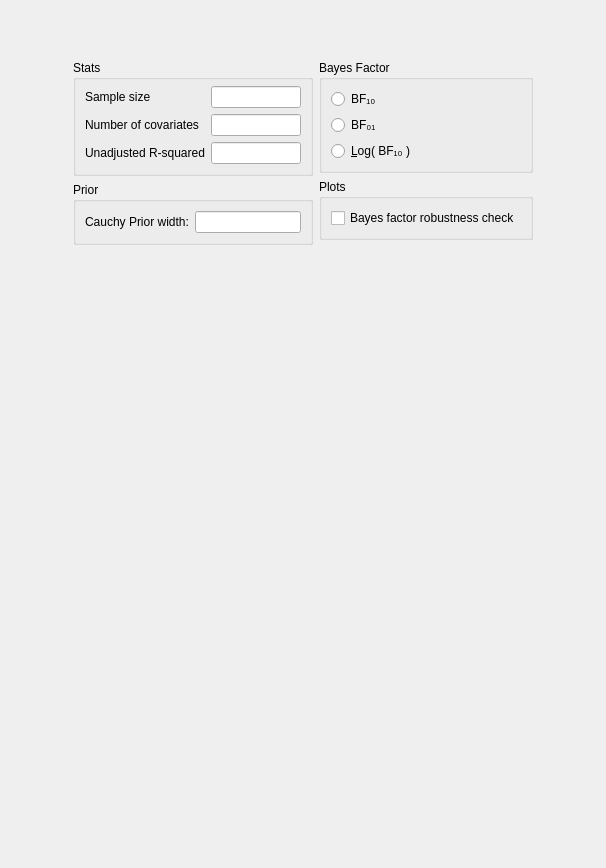
Above: JASP-Desktop/analysisforms/regressionbayesiansummarystatisticsform.ui from jasp-stats/jasp-desktop before the change. Below: the same form after it.
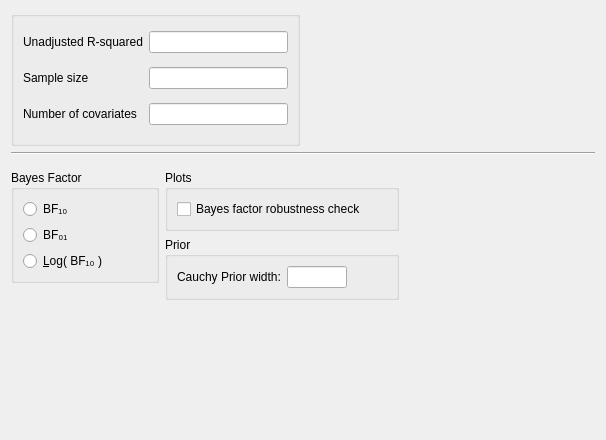
That is the form after the change. Custom widgets are drawn as their Qt base class.

Commit message: Sum Stats Toolbox: UI tweeks

```diff
--- a/JASP-Desktop/analysisforms/regressionbayesiansummarystatisticsform.ui
+++ b/JASP-Desktop/analysisforms/regressionbayesiansummarystatisticsform.ui
@@ -7,7 +7,7 @@
     <x>0</x>
     <y>0</y>
     <width>606</width>
-    <height>868</height>
+    <height>440</height>
    </rect>
   </property>
   <property name="sizePolicy">
@@ -19,164 +19,88 @@
   <property name="windowTitle">
    <string>Form</string>
   </property>
-  <layout class="QGridLayout" name="gridLayout">
-   <property name="verticalSpacing">
-    <number>0</number>
-   </property>
-   <item row="1" column="0">
-    <widget class="QWidget" name="gridWidget" native="true">
-     <property name="sizePolicy">
-      <sizepolicy hsizetype="Fixed" vsizetype="Fixed">
-       <horstretch>0</horstretch>
-       <verstretch>0</verstretch>
-      </sizepolicy>
-     </property>
-     <layout class="QGridLayout" name="gridLayout_7">
-      <property name="leftMargin">
-       <number>0</number>
-      </property>
-      <property name="rightMargin">
-       <number>0</number>
-      </property>
-      <property name="bottomMargin">
-       <number>0</number>
-      </property>
+  <layout class="QGridLayout" name="gridLayout_2">
       <item row="0" column="0">
-       <spacer name="verticalSpacer_3">
-        <property name="orientation">
-         <enum>Qt::Vertical</enum>
-        </property>
-        <property name="sizeHint" stdset="0">
-         <size>
-          <width>20</width>
-          <height>40</height>
-         </size>
-        </property>
-       </spacer>
-      </item>
-      <item row="2" column="0">
-       <widget class="QWidget" name="widget_2" native="true">
-        <property name="maximumSize">
-         <size>
-          <width>240</width>
-          <height>16777215</height>
-         </size>
-        </property>
-        <layout class="QGridLayout" name="gridLayout_5">
-         <property name="leftMargin">
-          <number>0</number>
-         </property>
-         <property name="topMargin">
-          <number>0</number>
-         </property>
-         <property name="rightMargin">
-          <number>0</number>
-         </property>
-         <property name="bottomMargin">
-          <number>0</number>
-         </property>
-         <item row="12" column="0">
-          <spacer name="verticalSpacer">
-           <property name="orientation">
-            <enum>Qt::Vertical</enum>
-           </property>
-           <property name="sizeHint" stdset="0">
-            <size>
-             <width>20</width>
-             <height>40</height>
-            </size>
-           </property>
-          </spacer>
-         </item>
-         <item row="6" column="0">
           <widget class="GroupBox" name="groupBox">
            <property name="title">
-            <string>Stats</string>
+      <string/>
            </property>
            <layout class="QGridLayout" name="gridLayout_11">
             <property name="topMargin">
              <number>6</number>
             </property>
-            <item row="0" column="3">
+      <item row="2" column="4">
+       <widget class="BoundTextBox" name="numberOfCovariates"/>
+      </item>
+      <item row="1" column="3">
              <widget class="QLabel" name="label">
               <property name="text">
                <string>Sample size</string>
               </property>
              </widget>
             </item>
-            <item row="0" column="4">
-             <widget class="BoundTextBox" name="sampleSize"/>
-            </item>
             <item row="1" column="4">
-             <widget class="BoundTextBox" name="numberOfCovariates"/>
-            </item>
-            <item row="2" column="4">
-             <widget class="BoundTextBox" name="unadjustedRSquared"/>
-            </item>
-            <item row="1" column="3">
+       <widget class="BoundTextBox" name="sampleSize"/>
+      </item>
+      <item row="2" column="3">
              <widget class="QLabel" name="label_4">
               <property name="text">
                <string>Number of covariates</string>
               </property>
              </widget>
             </item>
-            <item row="2" column="3">
+      <item row="0" column="3">
              <widget class="QLabel" name="label_5">
               <property name="text">
                <string>Unadjusted R-squared</string>
               </property>
              </widget>
             </item>
+      <item row="0" column="4">
+       <widget class="BoundTextBox" name="unadjustedRSquared"/>
+      </item>
            </layout>
           </widget>
          </item>
-         <item row="7" column="0">
-          <widget class="BoundGroupBox" name="missingValues">
-           <property name="title">
-            <string>Prior</string>
-           </property>
-           <property name="flat">
-            <bool>false</bool>
-           </property>
-           <layout class="QGridLayout" name="gridLayout_6">
             <item row="0" column="1">
-             <widget class="BoundTextBox" name="priorWidth"/>
-            </item>
-            <item row="0" column="0">
-             <widget class="QLabel" name="label_2">
-              <property name="text">
-               <string>Cauchy Prior width:</string>
+    <spacer name="horizontalSpacer">
+     <property name="orientation">
+      <enum>Qt::Horizontal</enum>
+     </property>
+     <property name="sizeHint" stdset="0">
+      <size>
+       <width>40</width>
+       <height>20</height>
+      </size>
+     </property>
+    </spacer>
+   </item>
+   <item row="1" column="0" colspan="2">
+    <widget class="Line" name="line">
+     <property name="orientation">
+      <enum>Qt::Horizontal</enum>
               </property>
              </widget>
             </item>
-           </layout>
-          </widget>
-         </item>
-        </layout>
-       </widget>
-      </item>
-      <item row="2" column="1">
-       <widget class="QWidget" name="widget_3" native="true">
+   <item row="2" column="0" colspan="2">
+    <widget class="QWidget" name="gridWidget" native="true">
         <property name="sizePolicy">
-         <sizepolicy hsizetype="Preferred" vsizetype="Preferred">
+      <sizepolicy hsizetype="Fixed" vsizetype="Fixed">
           <horstretch>0</horstretch>
           <verstretch>0</verstretch>
          </sizepolicy>
         </property>
-        <layout class="QGridLayout" name="gridLayout_2">
+     <layout class="QGridLayout" name="gridLayout">
          <property name="leftMargin">
           <number>0</number>
          </property>
-         <property name="topMargin">
-          <number>0</number>
-         </property>
          <property name="rightMargin">
           <number>0</number>
          </property>
          <property name="bottomMargin">
           <number>0</number>
          </property>
-         <item row="3" column="0">
+      <item row="0" column="0" rowspan="2">
           <widget class="BoundGroupBox" name="bayesFactorType">
            <property name="title">
             <string>Bayes Factor</string>
@@ -240,21 +164,8 @@
            </layout>
           </widget>
          </item>
-         <item row="6" column="0">
-          <spacer name="verticalSpacer_4">
-           <property name="orientation">
-            <enum>Qt::Vertical</enum>
-           </property>
-           <property name="sizeHint" stdset="0">
-            <size>
-             <width>20</width>
-             <height>40</height>
-            </size>
-           </property>
-          </spacer>
-         </item>
-         <item row="4" column="0">
-          <widget class="GroupBox" name="plotsGroup">
+      <item row="0" column="1">
+       <widget class="BoundGroupBox" name="plotsGroup">
            <property name="title">
             <string>Plots</string>
            </property>
@@ -275,24 +186,82 @@
            </layout>
           </widget>
          </item>
-        </layout>
-       </widget>
-      </item>
+      <item row="1" column="1" rowspan="2">
+       <widget class="BoundGroupBox" name="missingValues">
+        <property name="title">
+         <string>Prior</string>
+        </property>
+        <property name="flat">
+         <bool>false</bool>
+        </property>
+        <layout class="QGridLayout" name="gridLayout_3">
+         <item row="0" column="2">
+          <spacer name="horizontalSpacer_2">
+           <property name="orientation">
+            <enum>Qt::Horizontal</enum>
+           </property>
+           <property name="sizeHint" stdset="0">
+            <size>
+             <width>40</width>
+             <height>20</height>
+            </size>
+           </property>
+          </spacer>
+         </item>
+         <item row="0" column="1">
+          <widget class="BoundTextBox" name="priorWidth">
+           <property name="minimumSize">
+            <size>
+             <width>60</width>
+             <height>0</height>
+            </size>
+           </property>
+           <property name="maximumSize">
+            <size>
+             <width>60</width>
+             <height>16777215</height>
+            </size>
+           </property>
+          </widget>
+         </item>
+         <item row="0" column="0">
+          <widget class="QLabel" name="label_2">
+           <property name="text">
+            <string>Cauchy Prior width:</string>
+           </property>
+          </widget>
+         </item>
      </layout>
     </widget>
    </item>
-   <item row="2" column="0">
+      <item row="2" column="0" rowspan="2">
     <spacer name="verticalSpacer_2">
      <property name="orientation">
       <enum>Qt::Vertical</enum>
      </property>
      <property name="sizeHint" stdset="0">
       <size>
-       <width>20</width>
-       <height>40</height>
+          <width>84</width>
+          <height>145</height>
       </size>
      </property>
     </spacer>
+      </item>
+      <item row="3" column="1">
+       <spacer name="verticalSpacer">
+        <property name="orientation">
+         <enum>Qt::Vertical</enum>
+        </property>
+        <property name="sizeHint" stdset="0">
+         <size>
+          <width>116</width>
+          <height>129</height>
+         </size>
+        </property>
+       </spacer>
+      </item>
+     </layout>
+    </widget>
    </item>
   </layout>
  </widget>
```
Left out of the diff: 78 changed lines with no effect on the pictures. Lines whose indentation alone changed are shown as unchanged. The commit also changes 4 other files.
